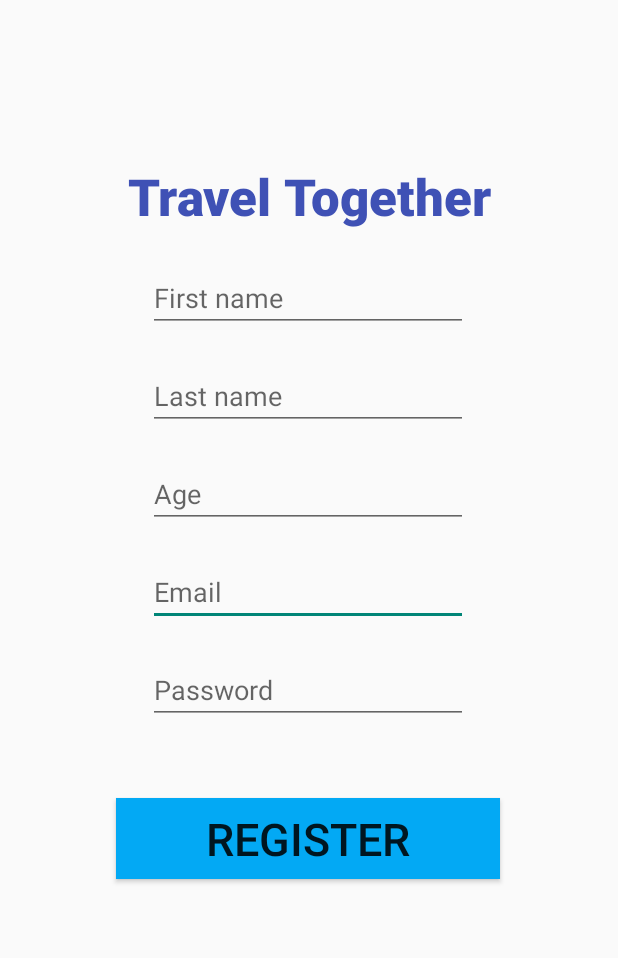
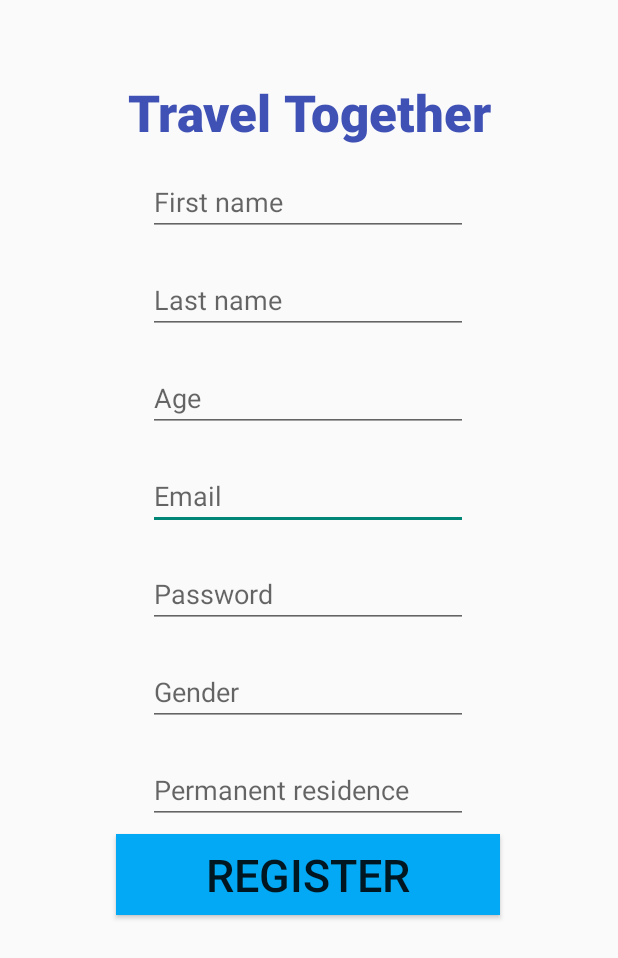
Before and after one commit to mikeldiokelly/TravelTogether, an Android app: the RegisterUserActivity screen opened directly, with no data from a screen before it, on a phone screen of 412 x 824 dp. Shown: the top 958 px of the screen. Run offline under Robolectric (Android 15) with nearby library versions, the phone set to English and light mode, and no system bars; our stand-ins replace Firebase (no records; nobody signed in at launch, a user with empty details on screens opened directly); libraries missing offline, so code that uses them is left out: com.mapbox.geojson, com.mapbox.mapboxsdk; 2 statements that could not run were skipped.

```diff
--- a/app/src/main/java/com/example/traveltogether/RegisterUserActivity.java
+++ b/app/src/main/java/com/example/traveltogether/RegisterUserActivity.java
@@ -2,6 +2,7 @@ package com.example.traveltogether;
 import com.example.traveltogether.Model.*;
 
 import android.content.Intent;
+import android.location.LocationManager;
 import android.os.Bundle;
 import android.util.Patterns;
 import android.view.View;
@@ -17,6 +18,8 @@ import com.google.firebase.auth.FirebaseAuth;
 import com.google.firebase.auth.FirebaseUser;
 import com.google.firebase.database.DatabaseReference;
 import com.google.firebase.database.FirebaseDatabase;
+import com.mapbox.geojson.Point;
+import com.mapbox.mapboxsdk.location.LocationComponent;
 
 import java.util.HashMap;
 
@@ -26,9 +29,11 @@ import androidx.appcompat.app.AppCompatActivity;
 public class RegisterUserActivity extends AppCompatActivity implements View.OnClickListener{
 
     private Button banner, register;
-    private EditText first_name, last_name, age, email, password;
+    private EditText first_name, last_name, age, email, password, gender, perm_residence;
+    private Point perm_res, curr_loc;
     private ProgressBar progressBar;
     private FirebaseAuth mAuth;
+    private LocationComponent locationComponent;
 
     DatabaseReference reference;
 
@@ -51,6 +56,12 @@ public class RegisterUserActivity extends AppCompatActivity implements View.OnCl
         email = (EditText) findViewById(R.id.email_address);
         password = (EditText) findViewById(R.id.password);
         progressBar = (ProgressBar) findViewById(R.id.progressBar);
+        gender = (EditText) findViewById(R.id.gender);
+        perm_residence = (EditText) findViewById(R.id.perm_residence);
+
+        curr_loc = Point.fromLngLat(locationComponent.getLastKnownLocation().getLongitude(),
+                locationComponent.getLastKnownLocation().getLatitude());
+        perm_res = curr_loc;
     }
 
     @Override
@@ -68,6 +79,10 @@ public class RegisterUserActivity extends AppCompatActivity implements View.OnCl
         String r_age = age.getText().toString().trim();
         String r_email = email.getText().toString().trim();
         String r_pass = password.getText().toString().trim();
+        String r_gender = gender.getText().toString().trim();
+        String r_permRes = perm_residence.getText().toString().trim();
+        Point r_perm = perm_res;
+        Point r_curr = curr_loc;
 
 
         if (r_first.isEmpty()) {
@@ -113,7 +128,7 @@ public class RegisterUserActivity extends AppCompatActivity implements View.OnCl
                         if (task.isSuccessful()) {
                             FirebaseUser firebaseUser = mAuth.getCurrentUser();
                             String userid = firebaseUser.getUid();
-                            User user = new User(r_first, r_last, r_age, r_email, userid);
+                            User user = new User(r_first, r_last, r_age, r_email, userid, r_gender, r_perm, r_curr);
                             reference = FirebaseDatabase.getInstance().getReference("Users").child(userid);
                             HashMap<String, String> hashMap = new HashMap<>();
                             hashMap.put("id", userid);
--- a/app/src/main/res/layout/activity_register_user.xml
+++ b/app/src/main/res/layout/activity_register_user.xml
@@ -21,7 +21,7 @@
         app:layout_constraintRight_toRightOf="parent"
         app:layout_constraintStart_toStartOf="parent"
         app:layout_constraintTop_toTopOf="parent"
-        app:layout_constraintVertical_bias="0.139" />
+        app:layout_constraintVertical_bias="0.067" />
 
     <EditText
         android:id="@+id/email_address"
@@ -51,13 +51,27 @@
         app:layout_constraintStart_toStartOf="parent"
         app:layout_constraintTop_toBottomOf="@+id/email_address" />
 
+    <EditText
+        android:id="@+id/gender"
+        android:layout_width="wrap_content"
+        android:layout_height="wrap_content"
+        android:layout_marginTop="20dp"
+        android:ems="10"
+        android:hint="Gender"
+        android:inputType="textPassword"
+        android:text=""
+        app:layout_constraintEnd_toEndOf="parent"
+        app:layout_constraintHorizontal_bias="0.497"
+        app:layout_constraintStart_toStartOf="parent"
+        app:layout_constraintTop_toBottomOf="@+id/password" />
+
     <Button
         android:id="@+id/register"
         android:layout_width="256dp"
         android:layout_height="54dp"
-        android:layout_marginTop="532dp"
+        android:layout_marginTop="556dp"
+        android:background="#03A9F4"
         android:text="REGISTER"
-        android:background="#03A9F4"
         android:textSize="30sp"
         app:layout_constraintEnd_toEndOf="parent"
         app:layout_constraintHorizontal_bias="0.496"
@@ -65,10 +79,24 @@
         app:layout_constraintTop_toTopOf="parent" />
 
     <EditText
+        android:id="@+id/perm_residence"
+        android:layout_width="wrap_content"
+        android:layout_height="wrap_content"
+        android:layout_marginTop="20dp"
+        android:ems="10"
+        android:hint="Permanent residence"
+        android:inputType="textPassword"
+        android:text=""
+        app:layout_constraintEnd_toEndOf="parent"
+        app:layout_constraintHorizontal_bias="0.497"
+        app:layout_constraintStart_toStartOf="parent"
+        app:layout_constraintTop_toBottomOf="@+id/gender" />
+
+    <EditText
         android:id="@+id/first_name"
         android:layout_width="wrap_content"
         android:layout_height="wrap_content"
-        android:layout_marginTop="176dp"
+        android:layout_marginTop="112dp"
         android:ems="10"
         android:hint="First name"
         android:inputType="textPersonName"
```
Also changed, not shown: app/src/main/java/com/example/traveltogether/Model/Journey.java (added, +34 -0 lines), app/src/main/java/com/example/traveltogether/Model/User.java (+8 -3 lines).
